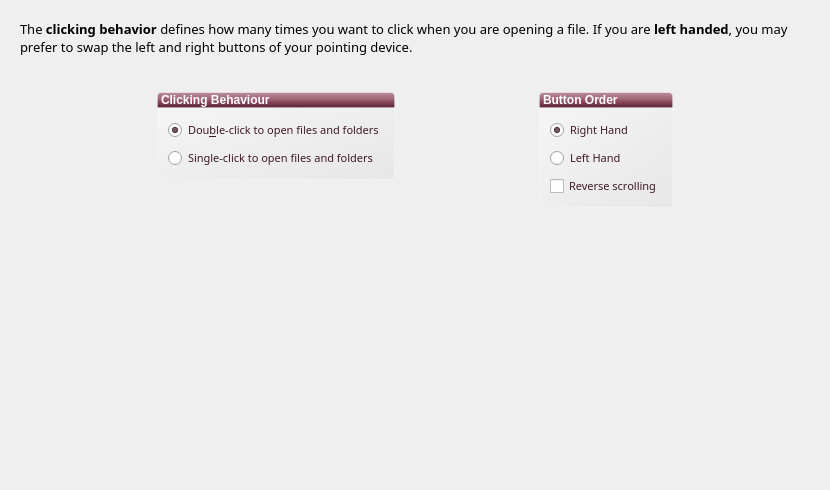
This is kde/kaptan/src/gui/mouseWidget.ui in pars-linux/uludag as Qt 5 draws it before an edit. The edited form follows.
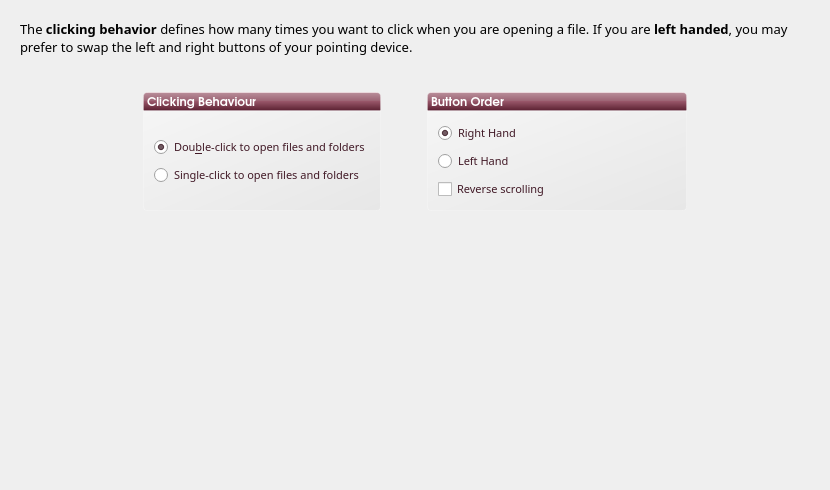
This is the edited form.

Diff of the .ui file:
```diff
--- a/kde/kaptan/src/gui/mouseWidget.ui
+++ b/kde/kaptan/src/gui/mouseWidget.ui
@@ -55,6 +55,7 @@
           <widget class="QLabel" name="label">
            <property name="font">
             <font>
+             <family>URW Gothic L</family>
              <pointsize>9</pointsize>
              <weight>75</weight>
              <bold>true</bold>
@@ -79,6 +80,18 @@
          </item>
          <item>
           <widget class="QGroupBox" name="groupBox">
+           <property name="minimumSize">
+            <size>
+             <width>200</width>
+             <height>100</height>
+            </size>
+           </property>
+           <property name="maximumSize">
+            <size>
+             <width>16777215</width>
+             <height>100</height>
+            </size>
+           </property>
            <property name="styleSheet">
             <string notr="true">color:#411926;</string>
            </property>
@@ -89,7 +102,7 @@
             <property name="margin">
              <number>10</number>
             </property>
-            <item row="2" column="0">
+            <item row="3" column="0">
              <widget class="QRadioButton" name="singleClick">
               <property name="enabled">
                <bool>true</bool>
@@ -111,7 +124,7 @@
               </property>
              </widget>
             </item>
-            <item row="1" column="0">
+            <item row="2" column="0">
              <widget class="QRadioButton" name="DoubleClick">
               <property name="font">
                <font>
@@ -133,6 +146,35 @@
               </property>
              </widget>
             </item>
+            <item row="4" column="0">
+             <spacer name="verticalSpacer">
+              <property name="orientation">
+               <enum>Qt::Vertical</enum>
+              </property>
+              <property name="sizeHint" stdset="0">
+               <size>
+                <width>20</width>
+                <height>40</height>
+               </size>
+              </property>
+             </spacer>
+            </item>
+            <item row="1" column="0">
+             <spacer name="verticalSpacer_2">
+              <property name="orientation">
+               <enum>Qt::Vertical</enum>
+              </property>
+              <property name="sizeType">
+               <enum>QSizePolicy::Expanding</enum>
+              </property>
+              <property name="sizeHint" stdset="0">
+               <size>
+                <width>20</width>
+                <height>40</height>
+               </size>
+              </property>
+             </spacer>
+            </item>
            </layout>
           </widget>
          </item>
@@ -160,7 +202,7 @@
           <enum>Qt::Horizontal</enum>
          </property>
          <property name="sizeType">
-          <enum>QSizePolicy::Expanding</enum>
+          <enum>QSizePolicy::Fixed</enum>
          </property>
          <property name="sizeHint" stdset="0">
           <size>
@@ -179,6 +221,7 @@
           <widget class="QLabel" name="label_2">
            <property name="font">
             <font>
+             <family>URW Gothic L</family>
              <pointsize>9</pointsize>
              <weight>75</weight>
              <bold>true</bold>
@@ -203,6 +246,18 @@
          </item>
          <item>
           <widget class="QGroupBox" name="groupBox_2">
+           <property name="minimumSize">
+            <size>
+             <width>260</width>
+             <height>100</height>
+            </size>
+           </property>
+           <property name="maximumSize">
+            <size>
+             <width>16777215</width>
+             <height>100</height>
+            </size>
+           </property>
            <property name="styleSheet">
             <string notr="true">color:#411926;</string>
            </property>
```
